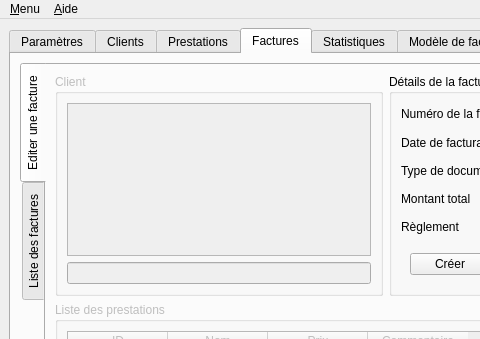
jpec/Qfacture, file ui/Qfacture.ui: the form before one commit; both pictures show x 0 to 480 and y 0 to 339 of the 800 by 646 pixel window.
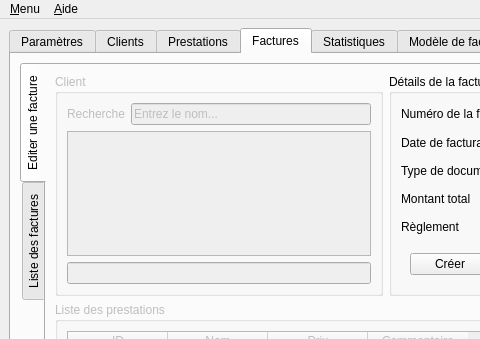
The form after the commit. The open tabs and pages were chosen to show the change. Icons and pictures are not drawn.

Commit message: Add: #27 - Implémenter recherche client

Diff of the .ui file:
```diff
--- a/ui/Qfacture.ui
+++ b/ui/Qfacture.ui
@@ -1502,20 +1502,37 @@
                <string>Client</string>
               </property>
               <layout class="QGridLayout" name="gridLayout_10">
-               <item row="1" column="0">
+               <item row="2" column="0" colspan="2">
                 <widget class="QLineEdit" name="fClient">
                  <property name="enabled">
                   <bool>false</bool>
                  </property>
                 </widget>
                </item>
-               <item row="0" column="0">
+               <item row="1" column="0" colspan="2">
                 <widget class="QListWidget" name="fClientList">
                  <property name="alternatingRowColors">
                   <bool>true</bool>
                  </property>
                 </widget>
                </item>
+               <item row="0" column="1">
+                <widget class="QLineEdit" name="fSearchClient">
+                 <property name="enabled">
+                  <bool>false</bool>
+                 </property>
+                 <property name="text">
+                  <string>Entrez le nom...</string>
+                 </property>
+                </widget>
+               </item>
+               <item row="0" column="0">
+                <widget class="QLabel" name="label_28">
+                 <property name="text">
+                  <string>Recherche</string>
+                 </property>
+                </widget>
+               </item>
               </layout>
              </widget>
             </item>
@@ -1993,7 +2010,7 @@
      <x>0</x>
      <y>0</y>
      <width>800</width>
-     <height>23</height>
+     <height>21</height>
     </rect>
    </property>
    <widget class="QMenu" name="menu_Menu">
```
The commit also changes 2 other files.
